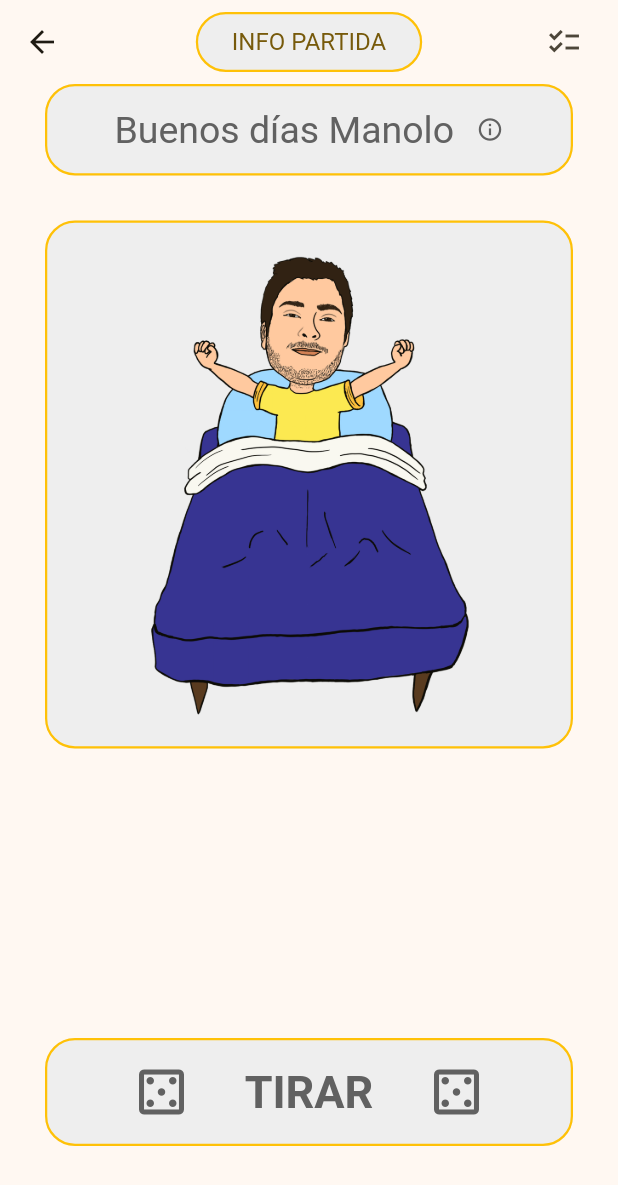
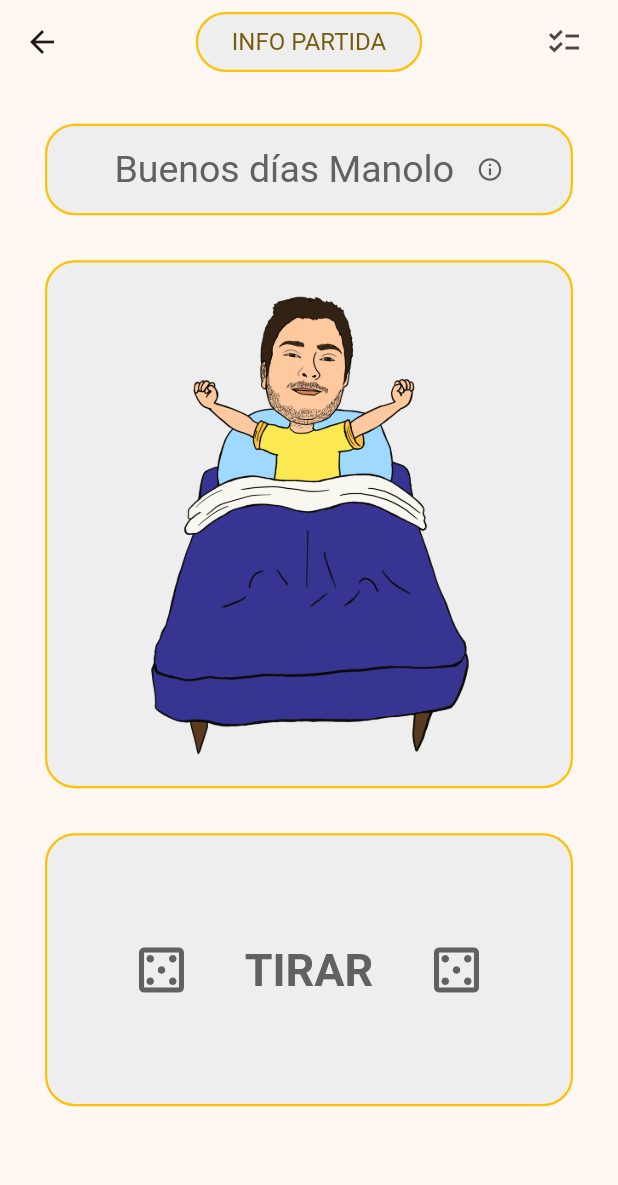
Before and after one commit to iMacnucintosh/TheRules, a Flutter app: the Game screen opened directly, on a phone screen of 412 x 824 dp. Shown: the top 1185 px of the screen. Run offline on Flutter 3.47's test engine with Material 3 defaults, Android fonts, the light colour scheme and no system bars; our stand-ins replace flutter_riverpod, google_fonts; missing offline and left inert: flex_color_picker.

Commit message:
Fix dispose on rulete. Refactor game layout

```diff
--- a/lib/src/screens/game.dart
+++ b/lib/src/screens/game.dart
@@ -257,8 +257,7 @@
                 ),
               ),
               const SizedBox(height: 30),
-              Expanded(
-                child: Column(
+              Column(
                 mainAxisAlignment: MainAxisAlignment.end,
                 children: [
                   Padding(
@@ -270,12 +269,17 @@
                       child: Padding(
                         padding: const EdgeInsets.all(16.0),
                         child: currentRule.child != null
-                              ? Row(
+                            ? SizedBox(
+                                height: 150,
+                                child: Row(
                                   children: [
                                     Expanded(child: currentRule.child!),
                                   ],
+                                ),
                               )
-                              : const Row(
+                            : const SizedBox(
+                                height: 150,
+                                child: Row(
                                   mainAxisAlignment: MainAxisAlignment.spaceAround,
                                   children: [
                                     Icon(Icons.casino_outlined, size: 40),
@@ -292,11 +296,11 @@
                               ),
                       ),
                     ),
+                  ),
                   const SizedBox(
                     height: 60,
                   ),
                 ],
-                ),
               ),
             ],
           );
```
Also changed, not shown: lib/src/components/rules_children/russian_roulette.dart (+5 -4 lines). Lines whose indentation alone changed are shown as unchanged.
